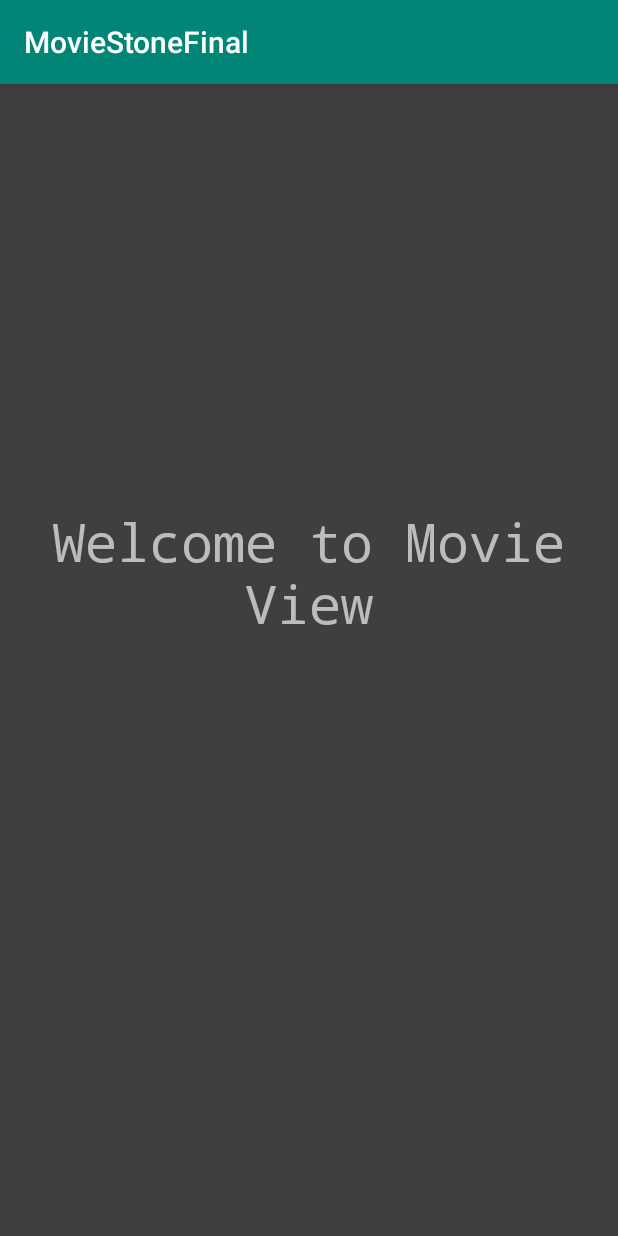
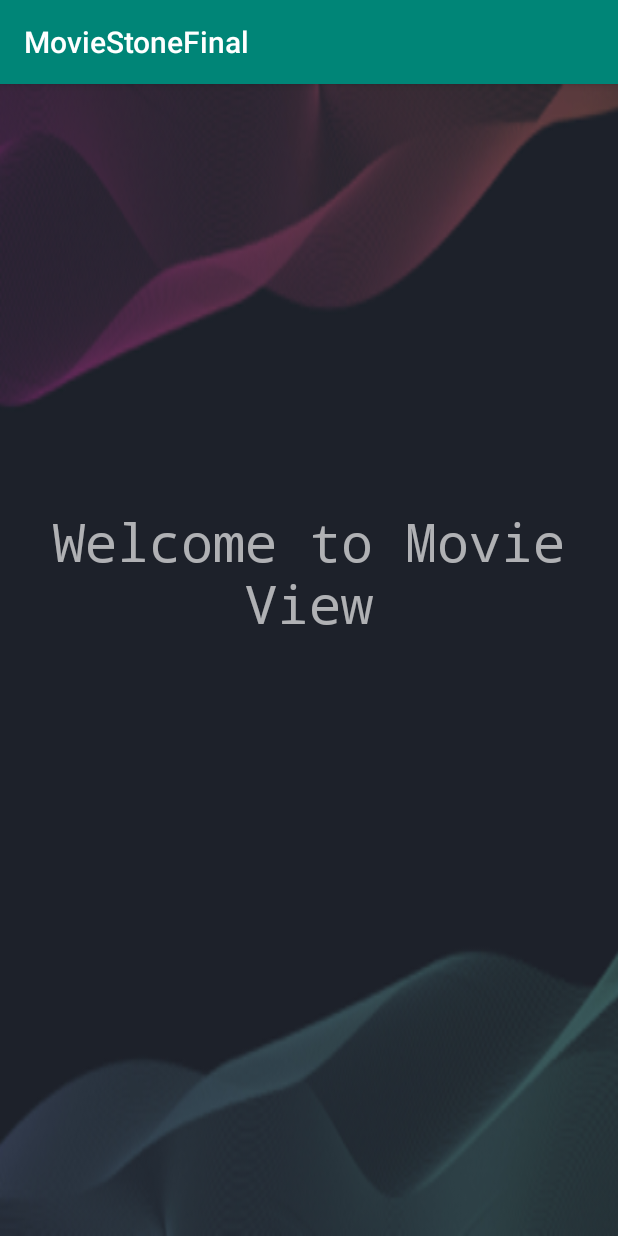
Before and after one commit to MikeStoneColumbia/MovieStoneFinal, an Android app: the MainActivity screen opened directly, with no data from a screen before it, on a phone screen of 412 x 824 dp. Run offline under Robolectric (Android 15) with nearby library versions, the phone set to English and light mode, and no system bars; libraries missing offline, so code that uses them is left out: com.loopj.android, cz.msebera.android.

Commit message:
changed background of activity main

```diff
--- a/app/src/main/res/layout/activity_main.xml
+++ b/app/src/main/res/layout/activity_main.xml
@@ -4,7 +4,7 @@
     xmlns:tools="http://schemas.android.com/tools"
     android:layout_width="match_parent"
     android:layout_height="match_parent"
-    android:background="#BE000000"
+    android:background="@drawable/dark_theme_1"
     tools:context=".MainActivity">
 
     <TextView
```
